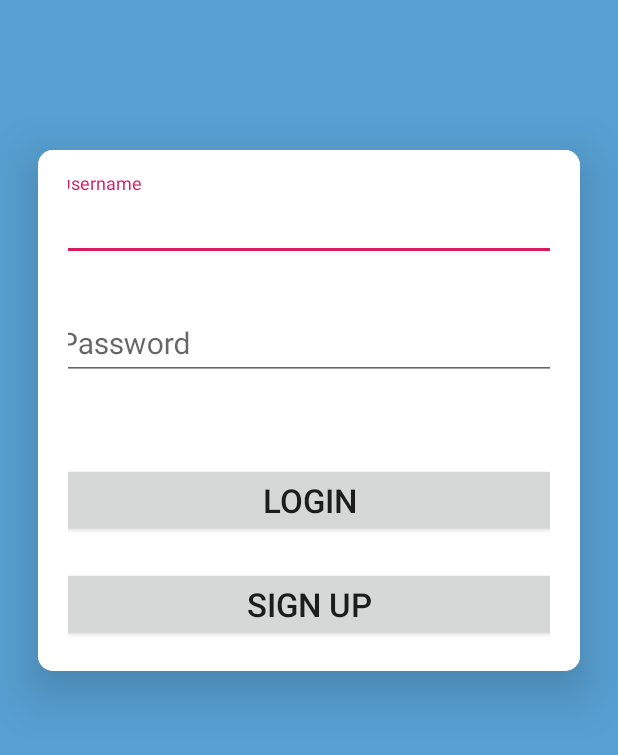
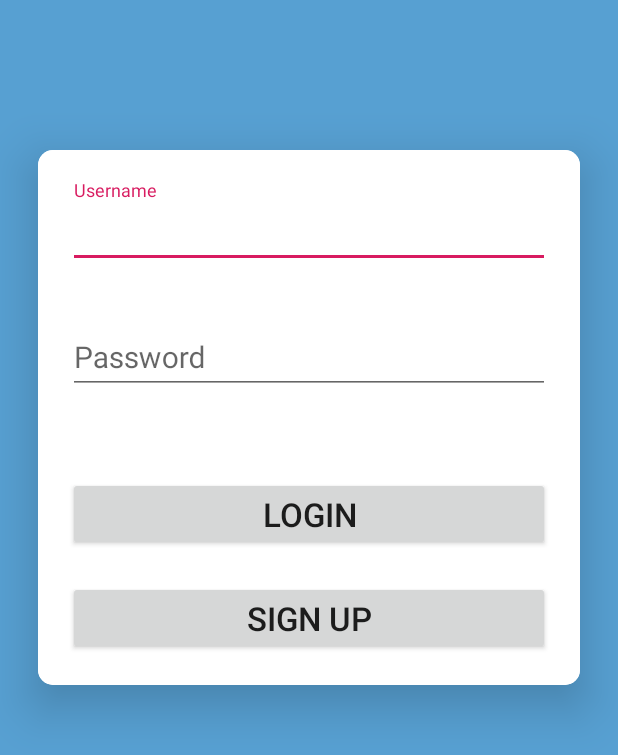
Before and after one commit to harshitverma209/SecurityAlerter, an Android app: the screen it shows after launch (LoginActivity), after a tap on "LOGIN", on a phone screen of 412 x 824 dp. Shown: the top 755 px of the screen. Run offline under Robolectric (Android 15) with nearby library versions, the phone set to English and light mode, and no system bars; our stand-ins replace Volley; libraries missing offline, so code that uses them is left out: com.dd.processbutton; plain views replace ActionProcessButton; network calls fail.

Commit message:
+ ‘.idea/codeStyles/Project.xml’ / ‘.idea/misc.xml’ / ‘app/build.gradle’ / ‘app/src/main/java/com/tenture/securityalerter/AlarmScreen.java’ / ‘app/src/main/java/com/tenture/securityalerter/LoginActivity.java’ / ‘app/src/main/java/com/tenture/securityalerter/MainActivity.java’ / ‘app/src/main/java/com/tenture/securityalerter/SignupActivity.java’ / ‘app/src/main/java/com/tenture/securityalerter/SmsReceiver.java’ / ‘app/src/main/res/layout/activity_alarm_screen.xml’ / ‘app/src/main/res/layout/activity_login.xml’ ...

```diff
--- a/app/src/main/java/com/tenture/securityalerter/LoginActivity.java
+++ b/app/src/main/java/com/tenture/securityalerter/LoginActivity.java
@@ -5,16 +5,12 @@ import android.content.Intent;
 import android.content.SharedPreferences;
 import android.os.Bundle;
 import android.util.Log;
-import android.view.View;
 import android.widget.Button;
 import android.widget.EditText;
 import android.widget.Toast;
-
 import com.android.volley.DefaultRetryPolicy;
 import com.android.volley.Request;
 import com.android.volley.RequestQueue;
-import com.android.volley.Response;
-import com.android.volley.VolleyError;
 import com.android.volley.toolbox.StringRequest;
 import com.android.volley.toolbox.Volley;
 
@@ -27,10 +23,17 @@ public class LoginActivity extends Activity {
 
     Button login,signup;
     EditText usernameBox,passwordBox;
-    String username,password,server,userid,name, qs,number="+000000000000";
+    String username;
+    String password;
+    String server;
+    String userid;
+    String name;
+    boolean qs;
+    String number="+000000000000";
     SharedPreferences sharedPreferences;
     SharedPreferences.Editor editor;
     private String lat,lon;
+    private boolean locationSet;
 
     @Override
     protected void onCreate(@Nullable Bundle savedInstanceState) {
@@ -66,21 +69,15 @@ public class LoginActivity extends Activity {
 
 
 
-            login.setOnClickListener(new View.OnClickListener() {
-                @Override
-                public void onClick(View view) {
+            login.setOnClickListener(view -> {
                 username = usernameBox.getText().toString();
                 password = passwordBox.getText().toString();
                 userLogin();
-                }
             });
-            signup.setOnClickListener(new View.OnClickListener() {
-                @Override
-                public void onClick(View view) {
+            signup.setOnClickListener(view -> {
                 Intent i = new Intent(LoginActivity.this, SignupActivity.class);
                 i.putExtra("server", server);
                 startActivity(i);
-                }
             });
         }
     }
@@ -88,40 +85,50 @@ public class LoginActivity extends Activity {
     public void userLogin(){
         String url="http://"+server+"/Login.php?username="+username+"&password="+password;
 
-        StringRequest req=new StringRequest(Request.Method.POST,url,new Response.Listener<String>(){
-
-            @Override
-            public void onResponse(String response) {
+        StringRequest req=new StringRequest(Request.Method.POST,url, response -> {
             try {
-                    Log.d("chech","Response received:"+response.toString());
+                Log.d("chech","Response received:"+ response);
                 JSONObject obj=new JSONObject(response);
                 Log.d("chech","object found");
                 username=obj.getString("uid");
                 userid=obj.getString("userid");
                 name=obj.getString("name");
-                    lat=obj.getString("lat");
-                    lon=obj.getString("lon");
+                locationSet=obj.getBoolean("locationSet");
+                if(locationSet) {
+                    lat = obj.getString("lat");
+                    lon = obj.getString("lon");
+                }
+
                 number=("+91" + obj.getString("number")).replaceAll(" ", "");
                 Log.d("chech",userid);
-                    qs=obj.getString("qs");
+                qs=obj.getBoolean("qs");
                 //Toast.makeText(MainActivity.this,"Welcome, "+name,Toast.LENGTH_LONG).show();
 
             } catch (JSONException e) {
                 Log.d("chech","string not found");
                 e.printStackTrace();
             }
-                if(qs.equals("true")){
-
-
+            if(qs){
                 editor = sharedPreferences.edit();
                 editor.putString("userid", userid);
                 editor.putString("username", username);
                 editor.putString("number", number);
+
+                editor.putString("server", server);
+                if(locationSet){
                     editor.putString("lat", lat);
                     editor.putString("lon", lon);
-                    editor.putString("server", server);
-                    editor.commit();
+                }
+                editor.apply();
+                if(locationSet){
                     startWork();
+                }else{
+                    Intent intent = new Intent(LoginActivity.this,LocationActivity.class);
+                    intent.putExtra("userid",userid);
+                    intent.putExtra("server", server);
+                    Toast.makeText(LoginActivity.this, "Location not set!", Toast.LENGTH_SHORT).show();
+                    startActivity(intent);
+                }
                 finish();
 
             }else{
@@ -129,14 +136,7 @@ public class LoginActivity extends Activity {
                 //log.setText("Try Again");
                 //log.setProgress(-1);
             }
-            }
-        },new Response.ErrorListener(){
-
-            @Override
-            public void onErrorResponse(VolleyError error) {
-                Log.d("chech",error.toString());
-            }
-        });
+        }, error -> Log.d("chech",error.toString()));
         RequestQueue rq= Volley.newRequestQueue(LoginActivity.this);
         rq.add(req);
         req.setRetryPolicy(new DefaultRetryPolicy(5000,DefaultRetryPolicy.DEFAULT_MAX_RETRIES,DefaultRetryPolicy.DEFAULT_BACKOFF_MULT));
--- a/app/src/main/res/layout/activity_alarm_screen.xml
+++ b/app/src/main/res/layout/activity_alarm_screen.xml
@@ -7,6 +7,7 @@
         android:id="@+id/alarmStopper"
         android:layout_width="match_parent"
         android:layout_height="wrap_content"
+        android:layout_marginTop="30dp"
         android:text="Stop Alarm" />
 
     <Button
--- a/app/src/main/res/layout/activity_login.xml
+++ b/app/src/main/res/layout/activity_login.xml
@@ -30,9 +30,10 @@
 
                 android:layout_height="wrap_content"
                 android:layout_alignParentTop="true"
-                android:layout_marginHorizontal="10dp"
-
-                android:layout_marginVertical="15dp"
+                android:layout_marginHorizontal="20dp"
+                android:layout_marginLeft="20dp"
+                android:layout_marginTop="20dp"
+                android:layout_marginVertical="20dp"
                 android:background="#FFFFFF"
 
                 >
@@ -54,7 +55,8 @@
                 android:layout_width="match_parent"
                 android:layout_height="wrap_content"
                 android:layout_below="@id/til1"
-                android:layout_marginHorizontal="10dp"
+                android:layout_marginHorizontal="20dp"
+                android:layout_marginLeft="20dp"
                 android:layout_marginTop="5dp"
                 android:layout_marginBottom="25dp"
                 android:background="#FFFFFF">
--- a/app/src/main/res/values/strings.xml
+++ b/app/src/main/res/values/strings.xml
@@ -4,4 +4,6 @@
     <string name="mapbox_access_token">pk.eyJ1IjoiaGFyc2hpdHZlcm1hMjA5IiwiYSI6ImNqdWI3ZmU5dzAwYWU0NXQ3bzY4b3hmcXUifQ.-9JFANmvHrqHY8qCs2w0AQ</string>
     <string name="action_settings">Settings</string>
     <string name="action_favorite">fav</string>
+    <string name="de_act_sys">Deactivate System</string>
+    <string name="act_sys">Activate System</string>
 </resources>
--- a/app/src/main/res/values/styles.xml
+++ b/app/src/main/res/values/styles.xml
@@ -1,7 +1,7 @@
 <resources>
 
     <!-- Base application theme. -->
-    <style name="AppTheme" parent="Theme.AppCompat.Light.NoActionBar">
+    <style name="AppTheme" parent="Theme.MaterialComponents.Light.DarkActionBar">
         <!-- Customize your theme here. -->
         <item name="colorPrimary">@color/colorPrimary</item>
         <item name="colorPrimaryDark">@color/colorPrimaryDark</item>
--- a/build.gradle
+++ b/build.gradle
@@ -7,7 +7,7 @@ buildscript {
 
     }
     dependencies {
-        classpath 'com.android.tools.build:gradle:3.4.1'
+        classpath 'com.android.tools.build:gradle:3.5.3'
 
         // NOTE: Do not place your application dependencies here; they belong
         // in the individual module build.gradle files
```
Also changed, not shown: app/build.gradle (+18 -16 lines), app/src/main/java/com/tenture/securityalerter/AlarmScreen.java (+9 -35 lines), app/src/main/java/com/tenture/securityalerter/MainActivity.java (+16 -15 lines), app/src/main/java/com/tenture/securityalerter/SignupActivity.java (+5 -14 lines), app/src/main/java/com/tenture/securityalerter/SmsReceiver.java (+8 -12 lines), app/src/main/res/layout/activity_main.xml (+8 -14 lines), gradle/wrapper/gradle-wrapper.properties. Lines whose indentation alone changed are shown as unchanged.
